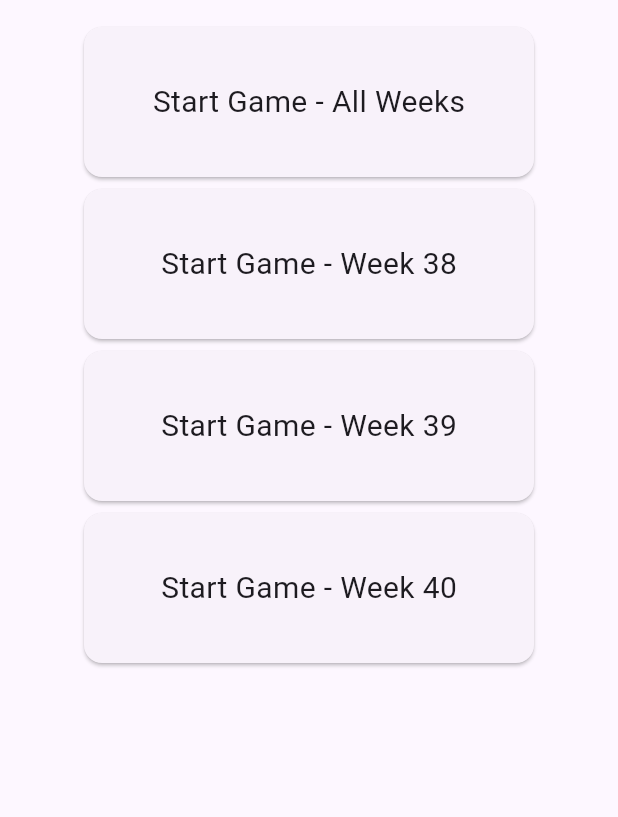
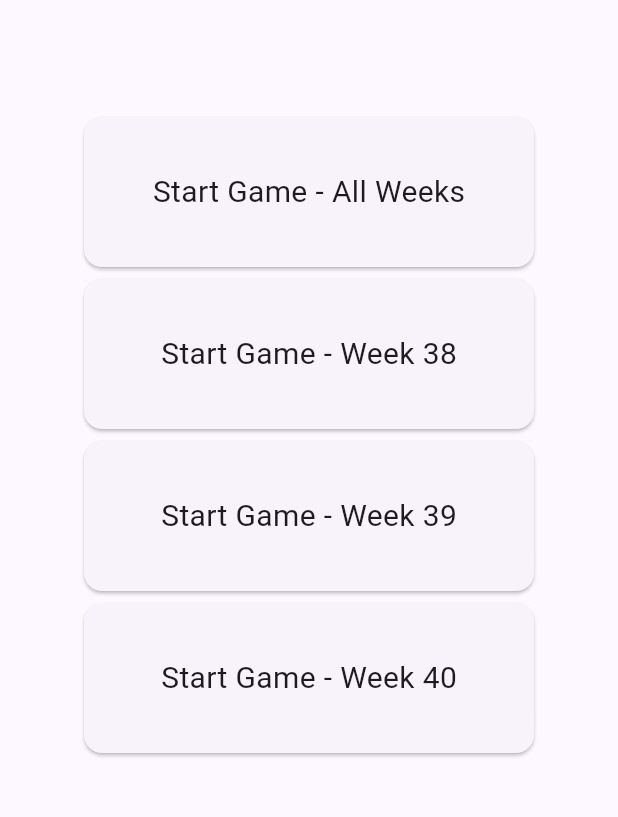
Before and after one commit to celinevictoria/glose_app, a Flutter app: the screen it shows after launch, on a phone screen of 412 x 824 dp, the part 63-880 px from its top. Run offline on Flutter 3.47's test engine with Material 2 defaults, Android fonts, the phone set to English and light mode, and no system bars.

Commit message:
switch to use new widget

```diff
--- a/lib/start_page.dart
+++ b/lib/start_page.dart
@@ -1,5 +1,5 @@
 import 'package:flutter/material.dart';
-import 'game_page.dart';
+import 'start_button.dart';
 
 class StartPage extends StatelessWidget {
   const StartPage({
@@ -13,115 +13,12 @@ class StartPage extends StatelessWidget {
           title: const Text("Glose App"),
           automaticallyImplyLeading: false,
         ),
-        body: Column(children: [
-          Center(
-            child: Card(
-              clipBehavior: Clip.hardEdge,
-              child: InkWell(
-                  splashColor: const Color(0xff6750a4).withAlpha(30),
-                  onTap: () {
-                    debugPrint("Tapped");
-                    Navigator.push(
-                        context,
-                        MaterialPageRoute(
-                          builder: (context) => const GamePage(
-                            questionCount: 0,
-                            scoreCount: 0,
-                            responseText: "",
-                            weekInput: "All",
-                          ),
-                        ));
-                  },
-                  child: const SizedBox(
-                    width: 300,
-                    height: 100,
-                    child: Center(
-                        child:
-                            Text("Start Game - All Weeks", style: TextStyle(fontSize: 20))),
-                  )),
-            ),
-          ),
-          Center(
-            child: Card(
-              clipBehavior: Clip.hardEdge,
-              child: InkWell(
-                  splashColor: const Color(0xff6750a4).withAlpha(30),
-                  onTap: () {
-                    debugPrint("Tapped");
-                    Navigator.push(
-                        context,
-                        MaterialPageRoute(
-                          builder: (context) => const GamePage(
-                            questionCount: 0,
-                            scoreCount: 0,
-                            responseText: "",
-                            weekInput: "38",
-                          ),
-                        ));
-                  },
-                  child: const SizedBox(
-                    width: 300,
-                    height: 100,
-                    child: Center(
-                        child:
-                            Text("Start Game - Week 38", style: TextStyle(fontSize: 20))),
-                  )),
-            ),
-          ),
-          Center(
-            child: Card(
-              clipBehavior: Clip.hardEdge,
-              child: InkWell(
-                  splashColor: const Color(0xff6750a4).withAlpha(30),
-                  onTap: () {
-                    debugPrint("Tapped");
-                    Navigator.push(
-                        context,
-                        MaterialPageRoute(
-                          builder: (context) => const GamePage(
-                            questionCount: 0,
-                            scoreCount: 0,
-                            responseText: "",
-                            weekInput: "39",
-                          ),
-                        ));
-                  },
-                  child: const SizedBox(
-                    width: 300,
-                    height: 100,
-                    child: Center(
-                        child:
-                            Text("Start Game - Week 39", style: TextStyle(fontSize: 20))),
-                  )),
-            ),
-          ),
-          Center(
-            child: Card(
-              clipBehavior: Clip.hardEdge,
-              child: InkWell(
-                  splashColor: const Color(0xff6750a4).withAlpha(30),
-                  onTap: () {
-                    debugPrint("Tapped");
-                    Navigator.push(
-                        context,
-                        MaterialPageRoute(
-                          builder: (context) => const GamePage(
-                            questionCount: 0,
-                            scoreCount: 0,
-                            responseText: "",
-                            weekInput: "40",
-                          ),
-                        ));
-                  },
-                  child: const SizedBox(
-                    width: 300,
-                    height: 100,
-                    child: Center(
-                        child:
-                            Text("Start Game - Week 40", style: TextStyle(fontSize: 20))),
-                  )),
-            ),
-          ),
+        body: const Column(children: [
+          Padding(padding: EdgeInsets.all(30)),
+          StartButton(weekInput: "All Weeks"),
+          StartButton(weekInput: "Week 38"),
+          StartButton(weekInput: "Week 39"),
+          StartButton(weekInput: "Week 40"),
         ]));
   }
 }
```
